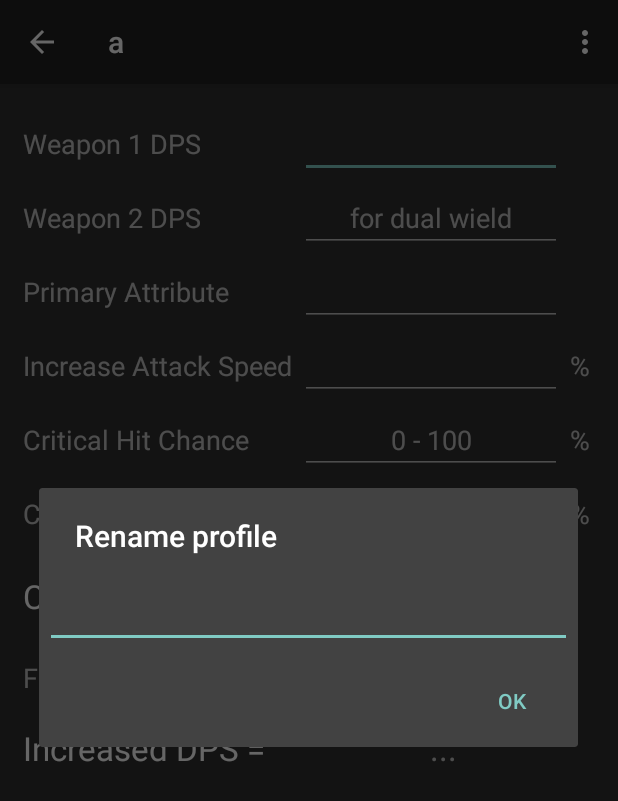
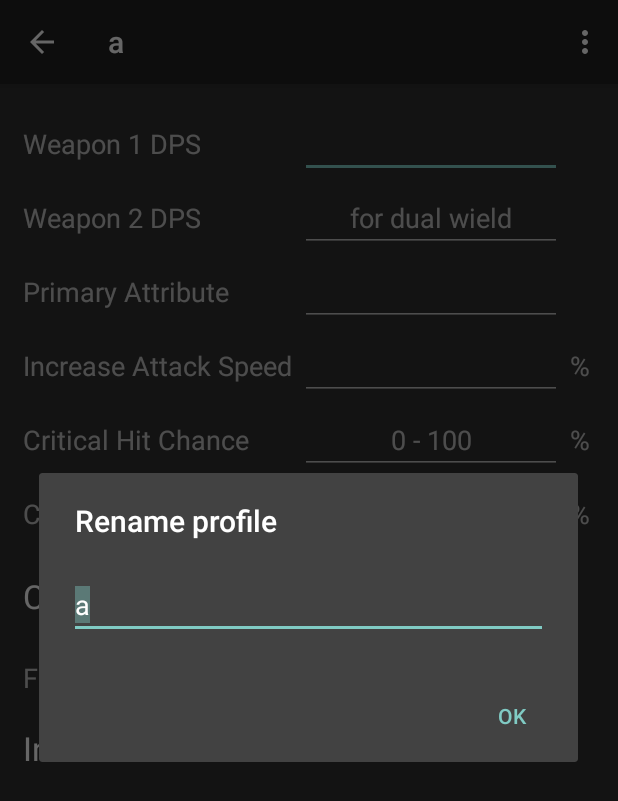
Before and after one commit to forkburn/DpsCalc, an Android app: the screen it shows after launch (MainActivity), in the options menu, after a tap on "Rename Profile", on a phone screen of 412 x 824 dp. Shown: the top 801 px of the screen. Run offline under Robolectric (Android 15) with nearby library versions, the phone set to English and light mode, and no system bars; libraries missing offline, so code that uses them is left out: com.ikimuhendis.ldrawer; 5 statements that could not run were skipped.

Commit message:
select text when on focus

```diff
--- a/app/src/main/java/com/warfactory/dpscalc/MainActivity.java
+++ b/app/src/main/java/com/warfactory/dpscalc/MainActivity.java
@@ -2,7 +2,6 @@ package com.warfactory.dpscalc;
 
 import android.app.ActionBar;
 import android.app.Activity;
-import android.app.DialogFragment;
 import android.content.res.Configuration;
 import android.os.Bundle;
 import android.support.v4.widget.DrawerLayout;
@@ -24,12 +23,12 @@ import java.util.ArrayList;
 import java.util.List;
 
 public class MainActivity extends Activity implements RenameProfileDialogFragment.RenameProfileDialogListener {
-    private List<String> mDrawerItems;
+    private List<String> mDrawerItemsList;
     private DrawerLayout mDrawerLayout;
     private ListView mDrawerList;
-    private int currentProfileIndex;
+    private int mCurrentProfileIndex;
     private List<CharacterProfile> mCharacterProfileList;
-    private DrawerArrowDrawable drawerArrow;
+    private DrawerArrowDrawable mDrawerArrow;
     private ActionBarDrawerToggle mDrawerToggle;
 
     @Override
@@ -54,14 +53,14 @@ public class MainActivity extends Activity implements RenameProfileDialogFragmen
         mDrawerList = (ListView) findViewById(R.id.left_drawer);
 
 
-        drawerArrow = new DrawerArrowDrawable(this) {
+        mDrawerArrow = new DrawerArrowDrawable(this) {
             @Override
             public boolean isLayoutRtl() {
                 return false;
             }
         };
         mDrawerToggle = new ActionBarDrawerToggle(this, mDrawerLayout,
-                drawerArrow, R.string.drawer_open,
+                mDrawerArrow, R.string.drawer_open,
                 R.string.drawer_close) {
 
             public void onDrawerClosed(View view) {
@@ -80,12 +79,12 @@ public class MainActivity extends Activity implements RenameProfileDialogFragmen
 
 
         initCharacterProfiles();
-        mDrawerItems = genCharacterNameList(mCharacterProfileList);
+        mDrawerItemsList = genCharacterNameList(mCharacterProfileList);
 
 
         // Set the adapter for the list view
         mDrawerList.setAdapter(new ArrayAdapter<String>(this,
-                R.layout.drawer_list_item, mDrawerItems));
+                R.layout.drawer_list_item, mDrawerItemsList));
         // Set the list's click listener
         mDrawerList.setOnItemClickListener(new DrawerItemClickListener());
     }
@@ -122,11 +121,11 @@ public class MainActivity extends Activity implements RenameProfileDialogFragmen
     @Override
     public void onDialogPositiveClick(String newProfileName) {
         // save the new profile name
-        mCharacterProfileList.get(currentProfileIndex).setName(newProfileName);
+        mCharacterProfileList.get(mCurrentProfileIndex).setName(newProfileName);
         // display new name on action bar
         this.setTitle(newProfileName);
         // change the names in drawer
-        this.mDrawerItems.set(this.currentProfileIndex,newProfileName);
+        this.mDrawerItemsList.set(this.mCurrentProfileIndex, newProfileName);
         mDrawerList.invalidateViews();
     }
 
@@ -135,7 +134,7 @@ public class MainActivity extends Activity implements RenameProfileDialogFragmen
         @Override
         public void onItemClick(AdapterView parent, View view, int position, long id) {
             // remember the index of the currently selected profile
-            currentProfileIndex = position;
+            mCurrentProfileIndex = position;
             selectItem(position);
         }
     }
@@ -160,7 +159,7 @@ public class MainActivity extends Activity implements RenameProfileDialogFragmen
 
         // Highlight the selected item, update the title, and close the drawer
         mDrawerList.setItemChecked(position, true);
-        setTitle(mDrawerItems.get(position));
+        setTitle(mDrawerItemsList.get(position));
         mDrawerLayout.closeDrawer(mDrawerList);
     }
 
@@ -188,7 +187,9 @@ public class MainActivity extends Activity implements RenameProfileDialogFragmen
         // pop a dialog to rename current character profile
 
         //TODO the dialog should contain the old profile name, selected
-        DialogFragment newFragment = new RenameProfileDialogFragment();
+        String currentProfileName = mDrawerItemsList.get(mCurrentProfileIndex);
+        RenameProfileDialogFragment newFragment = new RenameProfileDialogFragment();
+        newFragment.setmProfileName(currentProfileName);
         newFragment.show(getFragmentManager(), "renameProfile");
 
     }
--- a/app/src/main/java/com/warfactory/dpscalc/fragments/DpsCalculationFragment.java
+++ b/app/src/main/java/com/warfactory/dpscalc/fragments/DpsCalculationFragment.java
@@ -67,7 +67,7 @@ public class DpsCalculationFragment extends Fragment implements TextWatcher, OnI
     }
 
     private View initView(LayoutInflater inflater, ViewGroup container) {
-        return inflater.inflate(R.layout.input_form, container, false);
+        return inflater.inflate(R.layout.profile_data_input_form, container, false);
     }
 
     private void initWeaponDpsBoxes(View view) {
--- a/app/src/main/java/com/warfactory/dpscalc/fragments/RenameProfileDialogFragment.java
+++ b/app/src/main/java/com/warfactory/dpscalc/fragments/RenameProfileDialogFragment.java
@@ -15,8 +15,18 @@ import com.warfactory.dpscalc.R;
 
 public class RenameProfileDialogFragment extends DialogFragment {
 
-    private EditText newProfileNameEdit;
+    private EditText mProfileNameEdit;
     private RenameProfileDialogListener mListener;
+
+    private String mProfileName;
+
+    public String getmProfileName() {
+        return mProfileName;
+    }
+
+    public void setmProfileName(String mProfileName) {
+        this.mProfileName = mProfileName;
+    }
 
 
     /* The activity that creates an instance of this dialog fragment must
@@ -40,13 +50,16 @@ public class RenameProfileDialogFragment extends DialogFragment {
 
         builder.setPositiveButton(R.string.ok, new DialogInterface.OnClickListener() {
             public void onClick(DialogInterface dialog, int id) {
-               mListener.onDialogPositiveClick(newProfileNameEdit.getText().toString());
+               mListener.onDialogPositiveClick(mProfileNameEdit.getText().toString());
             }
         });
 
         Dialog dialog = builder.create();
 
-        newProfileNameEdit = (EditText) view.findViewById(R.id.new_profile_name_input);
+        mProfileNameEdit = (EditText) view.findViewById(R.id.new_profile_name_input);
+        // display the current profile name in input box
+        mProfileNameEdit.setText(mProfileName);
+        mProfileNameEdit.selectAll();
         return dialog;
     }
 
--- a/app/src/main/res/layout/rename_profile_dialog.xml
+++ b/app/src/main/res/layout/rename_profile_dialog.xml
@@ -1,17 +1,19 @@
 <?xml version="1.0" encoding="utf-8"?>
 <LinearLayout xmlns:android="http://schemas.android.com/apk/res/android"
-    android:layout_width="wrap_content"
-    android:layout_height="wrap_content"
+    android:layout_width="match_parent"
+    android:layout_height="match_parent"
     android:orientation="vertical">
 
     <EditText
         android:id="@+id/new_profile_name_input"
         android:layout_width="match_parent"
         android:layout_height="wrap_content"
-        android:layout_marginBottom="4dp"
-        android:layout_marginLeft="4dp"
-        android:layout_marginRight="4dp"
-        android:layout_marginTop="16dp"
-        android:inputType="text" />
+        android:layout_margin="20dp"
+        android:inputType="text"
+        android:selectAllOnFocus="true">
+
+        <requestFocus />
+    </EditText>
+
 
 </LinearLayout>
```
Also changed, not shown: app/src/main/res/layout/profile_data_input_form.xml (renamed from app/src/main/res/layout/input_form.xml).
